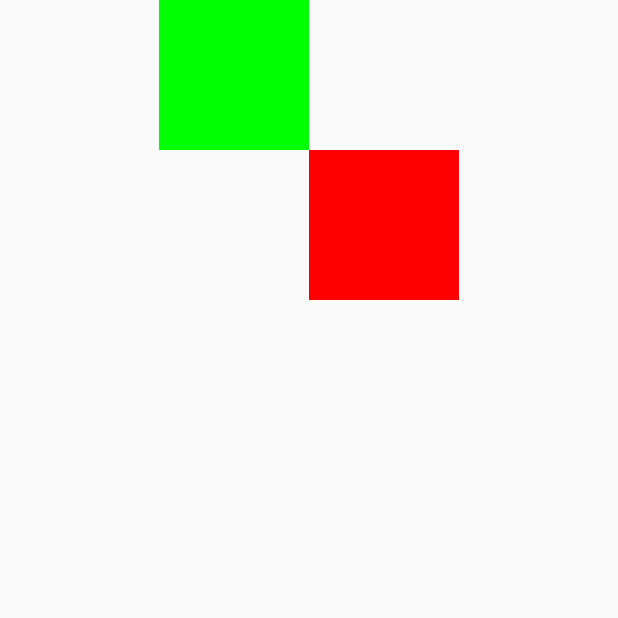
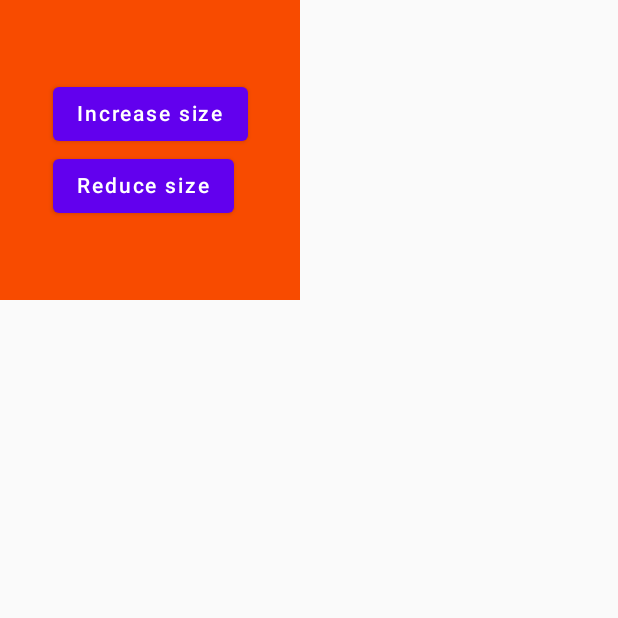
Before and after one commit to DeonWaju/JetpackCompose, an Android app built with Jetpack Compose: the screen it shows after launch (MainActivity), on a phone screen of 412 x 824 dp, the top half of it. Run offline under Robolectric (Android 15) with nearby library versions, the phone set to English and light mode, and no system bars; our stand-ins replace constraintlayout-compose.

```diff
--- a/app/src/main/java/com/example/composetutorial/MainActivity.kt
+++ b/app/src/main/java/com/example/composetutorial/MainActivity.kt
@@ -3,6 +3,8 @@ package com.example.composetutorial
 import android.os.Bundle
 import androidx.activity.ComponentActivity
 import androidx.activity.compose.setContent
+import androidx.compose.animation.animateColor
+import androidx.compose.animation.core.*
 import androidx.compose.foundation.BorderStroke
 import androidx.compose.foundation.Image
 import androidx.compose.foundation.background
@@ -11,11 +13,8 @@ import androidx.compose.foundation.layout.*
 import androidx.compose.foundation.lazy.LazyColumn
 import androidx.compose.foundation.lazy.LazyRow
 import androidx.compose.foundation.shape.RoundedCornerShape
-import androidx.compose.material.Card
-import androidx.compose.material.MaterialTheme
-import androidx.compose.material.Surface
-import androidx.compose.material.Text
-import androidx.compose.runtime.Composable
+import androidx.compose.material.*
+import androidx.compose.runtime.*
 import androidx.compose.ui.Alignment
 import androidx.compose.ui.Modifier
 import androidx.compose.ui.graphics.Brush
@@ -33,17 +32,88 @@ import androidx.constraintlayout.compose.ConstraintLayout
 import androidx.constraintlayout.compose.ConstraintSet
 import androidx.constraintlayout.compose.Dimension
 import com.example.composetutorial.ui.theme.ComposeTutorialTheme
+import kotlinx.coroutines.delay
 
 class MainActivity : ComponentActivity() {
     override fun onCreate(savedInstanceState: Bundle?) {
         super.onCreate(savedInstanceState)
         setContent {
 //            DefaultPreview()
-//            LoadingList()
-            ConstrainLayout()
+            Animation()
         }
     }
 
+}
+
+
+@Composable
+fun Animation() {
+    var sizeState by remember {
+        mutableStateOf(200.dp)
+    }
+
+    val size by animateDpAsState(
+        targetValue = sizeState,
+        tween(
+            durationMillis = 3000,
+            delayMillis = 300,
+            easing = LinearOutSlowInEasing
+        )
+//        spring(
+//            Spring.DampingRatioHighBouncy
+//        )
+//        keyframes {
+//            durationMillis = 3000
+//            sizeState at 0 with LinearEasing
+//            sizeState * 1.5f at 1000 with FastOutLinearInEasing
+//            sizeState * 2f at 5000
+//        }
+    )
+
+    val infiniteTransition = rememberInfiniteTransition()
+    val color by infiniteTransition.animateColor(
+        initialValue = Color.Red ,
+        targetValue = Color.Green,
+        animationSpec = infiniteRepeatable(
+            tween(durationMillis = 50000),
+            repeatMode = RepeatMode.Reverse
+        )
+    )
+
+    Box(
+        modifier = Modifier
+            .size(size)
+            .background(color),
+        contentAlignment = Alignment.Center
+    ) {
+        Column() {
+
+            Button(onClick = {
+                sizeState += 50.dp
+            }) {
+                Text(text = "Increase size")
+            }
+            Button(onClick = {
+                sizeState -= 50.dp
+            }) {
+                Text(text = "Reduce size")
+            }
+        }
+    }
+
+}
+
+
+@Composable
+fun EffectHandlers() {
+    var text by remember {
+        mutableStateOf("")
+    }
+
+    LaunchedEffect(key1 = text) {
+        delay(3000L)
+        println("$text")
+    }
 }
 
 @Composable
```
